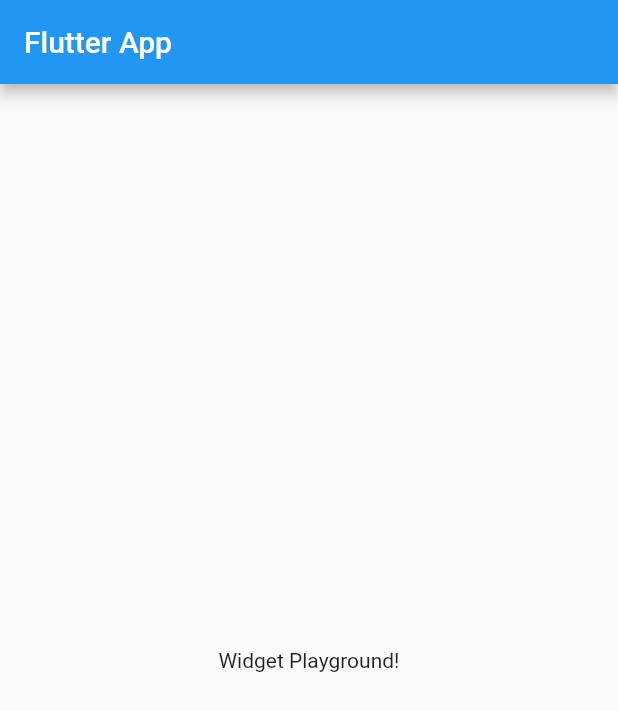
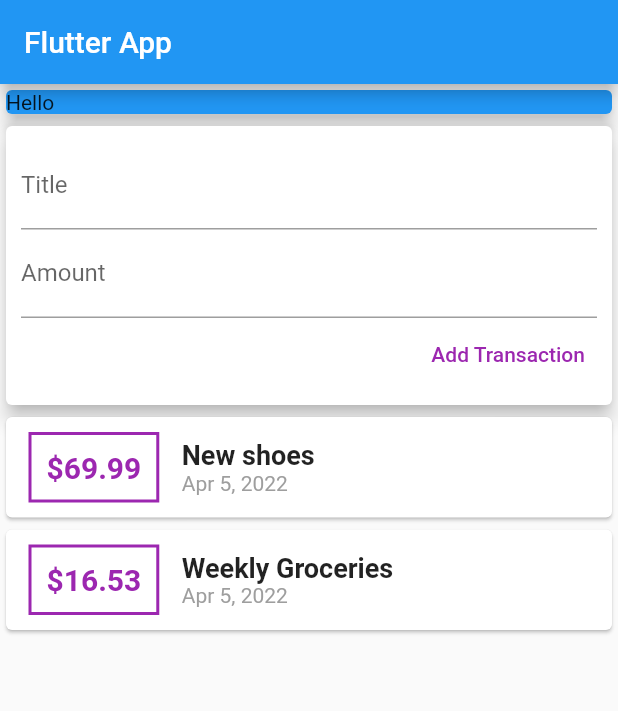
Before and after one commit to djonko/flutter_personnal_expenses, a Flutter app: the screen it shows after launch, on a phone screen of 412 x 824 dp. Shown: the top 711 px of the screen. Run offline on Flutter 3.47's test engine with Material 2 defaults, Android fonts, the phone set to English and light mode, and no system bars.

Commit message:
fetch user input

```diff
--- a/lib/main.dart
+++ b/lib/main.dart
@@ -1,4 +1,6 @@
 import 'package:flutter/material.dart';
+import 'package:intl/intl.dart';
+import 'package:personnal_expend/transaction.dart';
 
 void main() {
   runApp(const MyApp());
@@ -10,7 +12,7 @@ class MyApp extends StatelessWidget {
   // This widget is the root of your application.
   @override
   Widget build(BuildContext context) {
-    return const MaterialApp(
+    return MaterialApp(
       title: 'Flutter App',
       home: MyHomePage(),
     );
@@ -18,17 +20,106 @@ class MyApp extends StatelessWidget {
 }
 
 class MyHomePage extends StatelessWidget {
-  const MyHomePage({Key? key}) : super(key: key);
+  final List<Transaction> transactions = [
+    Transaction(
+        id: 't1', date: DateTime.now(), title: "New shoes", amount: 69.99),
+    Transaction(
+        id: 't2',
+        date: DateTime.now(),
+        title: "Weekly Groceries",
+        amount: 16.53)
+  ];
+
+  String titleInput = '';
+  String amountInput = '';
+
+  MyHomePage({Key? key}) : super(key: key);
 
   @override
   Widget build(BuildContext context) {
     return Scaffold(
-      appBar: AppBar(
-        title: const Text('Flutter App'),
-      ),
-      body: const Center(
-        child: Text('Widget Playground!'),
-      ),
-    );
+        appBar: AppBar(
+          title: const Text('Flutter App'),
+        ),
+        body: Column(
+          crossAxisAlignment: CrossAxisAlignment.stretch,
+          children: [
+            const SizedBox(
+              width: double.infinity,
+              child: Card(
+                color: Colors.blue,
+                child: Text('Hello'),
+                elevation: 5,
+              ),
+            ),
+            Card(
+              elevation: 5,
+              child: Container(
+                padding: const EdgeInsets.all(10),
+                child: Column(
+                  crossAxisAlignment: CrossAxisAlignment.end,
+                  children: [
+                    TextField(
+                      decoration: const InputDecoration(labelText: 'Title'),
+                      onChanged: (val) {
+                        titleInput = val;
+                      },
+                    ),
+                    TextField(
+                      keyboardType:
+                          const TextInputType.numberWithOptions(decimal: true),
+                      decoration: const InputDecoration(labelText: 'Amount'),
+                      onChanged: (val) {
+                        amountInput = val;
+                      },
+                    ),
+                    TextButton(
+                      onPressed: () {},
+                      style: TextButton.styleFrom(primary: Colors.purple),
+                      child: const Text(
+                        "Add Transaction",
+                      ),
+                    )
+                  ],
+                ),
+              ),
+            ),
+            Column(
+              children: transactions.map((tx) {
+                return Card(
+                    child: Row(
+                  children: [
+                    Container(
+                      decoration: BoxDecoration(
+                          border: Border.all(color: Colors.purple, width: 2)),
+                      margin: const EdgeInsets.symmetric(
+                          vertical: 10, horizontal: 15),
+                      padding: const EdgeInsets.all(10),
+                      child: Text('\$${tx.amount}',
+                          style: const TextStyle(
+                              fontSize: 20,
+                              fontWeight: FontWeight.bold,
+                              color: Colors.purple)),
+                    ),
+                    Column(
+                      crossAxisAlignment: CrossAxisAlignment.start,
+                      children: [
+                        Text(
+                          tx.title,
+                          style: const TextStyle(
+                              fontWeight: FontWeight.bold, fontSize: 18),
+                        ),
+                        Text(
+                          DateFormat.yMMMd().format(tx.date),
+                          style: const TextStyle(color: Colors.grey),
+                        )
+                      ],
+                    )
+                  ],
+                ));
+              }).toList(),
+            )
+          ],
+        ));
   }
 }
--- /dev/null
+++ b/lib/transaction.dart
@@ -0,0 +1,12 @@
+class Transaction {
+  final double amount;
+  final DateTime date;
+  final String id;
+  final String title;
+
+  Transaction(
+      {required this.id,
+      required this.date,
+      required this.title,
+      required this.amount});
+}
--- a/pubspec.yaml
+++ b/pubspec.yaml
@@ -29,6 +29,7 @@ environment:
 dependencies:
   flutter:
     sdk: flutter
+  intl: ^0.17.0
 
 
   # The following adds the Cupertino Icons font to your application.
```
Also changed, not shown: pubspec.lock.
